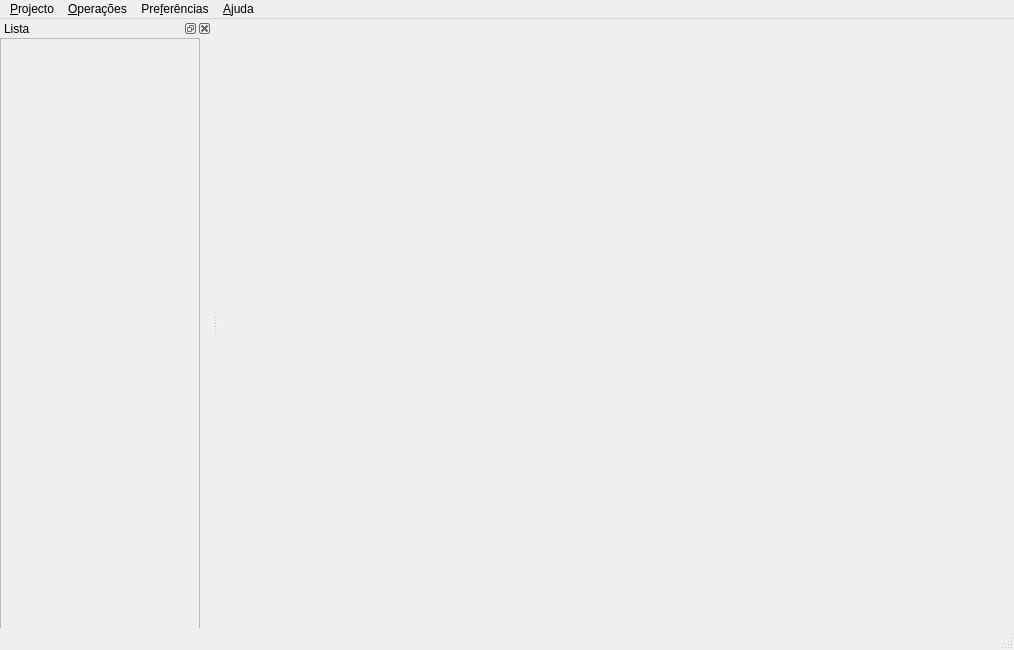
This is ui/floorplan2.ui in LC43/floorplan as Qt 5 draws it before an edit. The edited form follows.
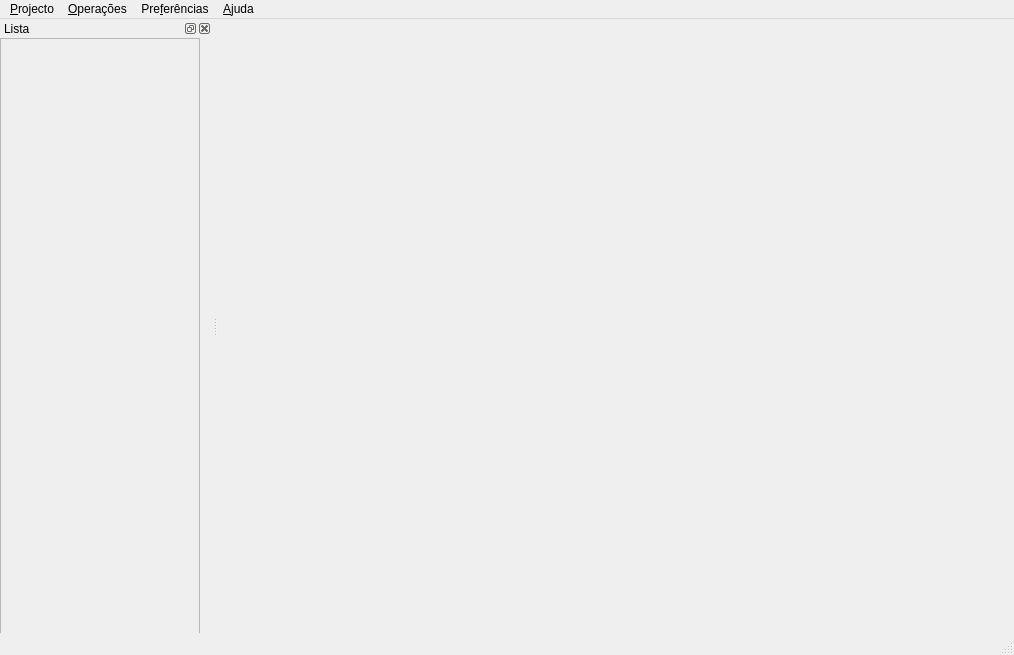
This is the edited form.

Commit message: more bug hunting...: * fixed metodosDosQuadrados ( :S ) * fixed shear status bar widget * reset the view otherwise the projects keep piling in.. * fixed message box in MemDesc and changed the title on the other one * fixed the menu entry for mem.desc

```diff
--- a/ui/floorplan2.ui
+++ b/ui/floorplan2.ui
@@ -6,7 +6,7 @@
     <x>0</x>
     <y>0</y>
     <width>1014</width>
-    <height>650</height>
+    <height>655</height>
    </rect>
   </property>
   <property name="sizePolicy" >
@@ -126,8 +126,8 @@
        <rect>
         <x>0</x>
         <y>0</y>
-        <width>194</width>
-        <height>994</height>
+        <width>196</width>
+        <height>996</height>
        </rect>
       </property>
      </widget>
```
Left out of the diff: 4 changed lines with no effect on the pictures. The commit also changes 4 other files.
